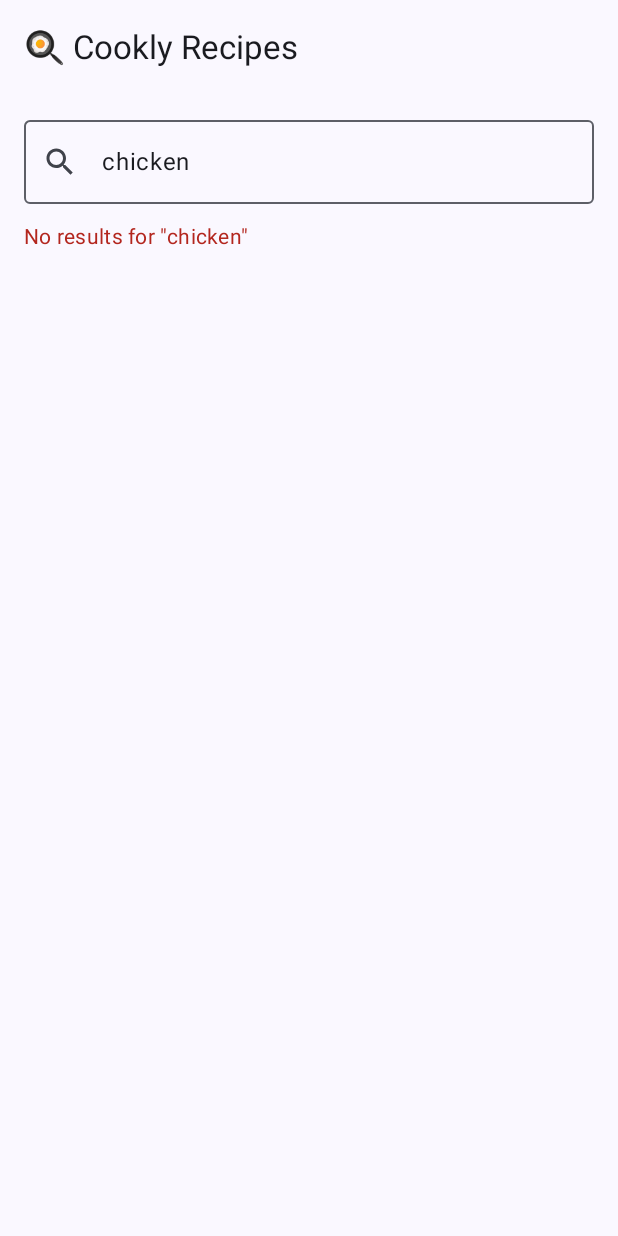
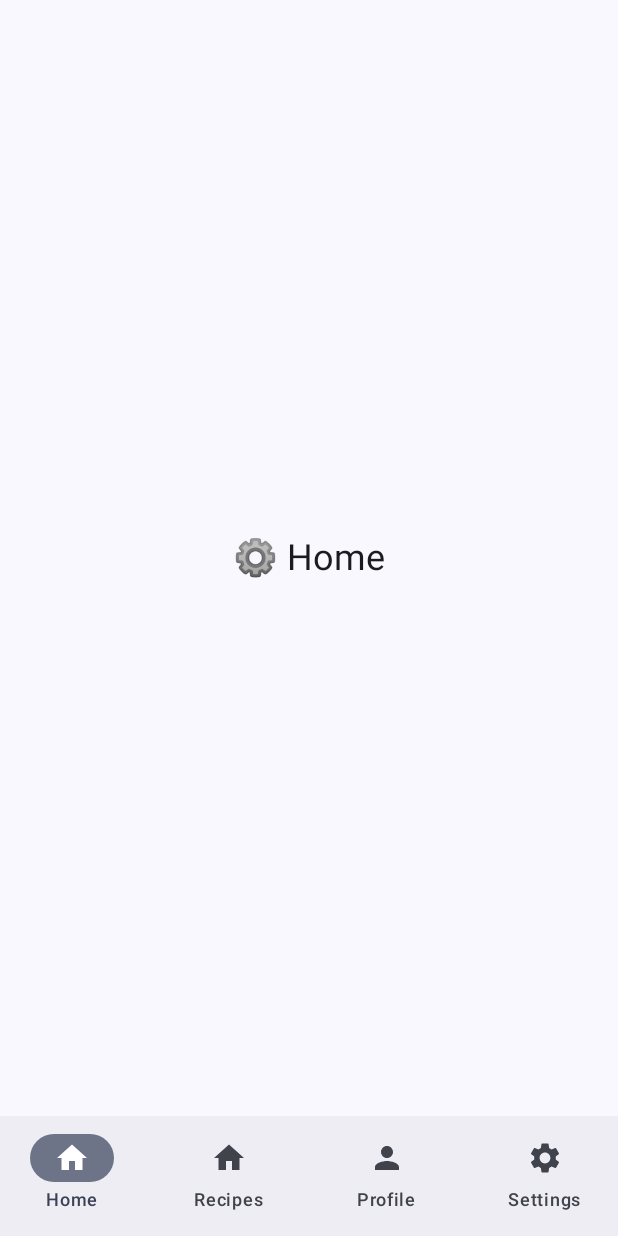
Before and after one commit to thwhxx/cookly-recipe-app, an Android app built with Jetpack Compose: the screen it shows after launch (MainActivity), on a phone screen of 412 x 824 dp. Run offline under Robolectric (Android 15) with nearby library versions, the phone set to English and light mode, and no system bars.

Commit message:
include home screen and navbar

```diff
--- a/app/src/main/java/com/example/cookly/MainActivity.kt
+++ b/app/src/main/java/com/example/cookly/MainActivity.kt
@@ -3,45 +3,66 @@ package com.example.cookly
 import android.os.Bundle
 import androidx.activity.ComponentActivity
 import androidx.activity.compose.setContent
-import androidx.compose.foundation.Image
-import androidx.compose.foundation.background
-import androidx.compose.foundation.layout.Box
-import androidx.compose.foundation.layout.Column
-import androidx.compose.foundation.layout.fillMaxSize
-import androidx.compose.material3.MaterialTheme
-import androidx.compose.material3.Text
+import androidx.compose.foundation.layout.padding
+import androidx.compose.material3.Scaffold
 import androidx.compose.runtime.Composable
-import androidx.compose.runtime.LaunchedEffect
 import androidx.compose.runtime.getValue
 import androidx.compose.runtime.mutableStateOf
 import androidx.compose.runtime.remember
 import androidx.compose.runtime.setValue
-import androidx.compose.ui.Alignment
 import androidx.compose.ui.Modifier
-import androidx.compose.ui.res.painterResource
-import androidx.compose.ui.res.stringResource
-import androidx.compose.ui.tooling.preview.Preview
+import androidx.navigation.compose.rememberNavController
+import com.example.cookly.components.BottomNavigationBar
 import com.example.cookly.features.recipe.CooklyNav
-import com.example.cookly.features.recipe.SplashScreen
+import com.example.cookly.screens.SplashScreen
 import com.example.cookly.ui.theme.CooklyTheme
-import kotlinx.coroutines.delay
 
 class MainActivity : ComponentActivity() {
     override fun onCreate(savedInstanceState: Bundle?) {
         super.onCreate(savedInstanceState)
-        setContent { CooklyTheme { AppNavigation() } }
+        setContent {
+            CooklyTheme {
+                AppRoot()
+//                AppNavigation()
+            }
+        }
     }
 }
 
 @Composable
-fun AppNavigation(modifier: Modifier = Modifier) {
+fun AppRoot() {
     var showSplash by remember { mutableStateOf(true) }
+
     if (showSplash) {
         SplashScreen(onTimeout = { showSplash = false })
     } else {
-        CooklyNav()
+        MainAppWithNavBar()
     }
 }
+
+@Composable
+fun MainAppWithNavBar() {
+    val navController = rememberNavController()
+
+    Scaffold(
+        bottomBar = { BottomNavigationBar(navController) }
+    ) { innerPadding ->
+        CooklyNav(
+            navController = navController,
+            modifier = Modifier.padding(innerPadding)
+        )
+    }
+}
+
+//@Composable
+//fun AppNavigation(modifier: Modifier = Modifier) {
+//    var showSplash by remember { mutableStateOf(true) }
+//    if (showSplash) {
+//        SplashScreen(onTimeout = { showSplash = false })
+//    } else {
+//        CooklyNav()
+//    }
+//}
 
 //@Preview(showBackground = true)
 //@Composable
--- /dev/null
+++ b/app/src/main/java/com/example/cookly/components/BottomNavigationBar.kt
@@ -0,0 +1,41 @@
+package com.example.cookly.components
+
+import androidx.compose.material.icons.Icons
+import androidx.compose.material.icons.filled.Home
+import androidx.compose.material.icons.filled.Person
+import androidx.compose.material.icons.filled.Settings
+import androidx.compose.material3.Icon
+import androidx.compose.material3.NavigationBar
+import androidx.compose.material3.NavigationBarItem
+import androidx.compose.material3.Text
+import androidx.compose.runtime.Composable
+import androidx.compose.runtime.getValue
+import androidx.navigation.NavController
+import androidx.navigation.compose.currentBackStackEntryAsState
+import kotlin.collections.forEachIndexed
+
+@Composable
+fun BottomNavigationBar(navController: NavController) {
+    val items = listOf("home", "recipes", "profile", "settings")
+    val icons = listOf(
+        Icons.Default.Home,
+        Icons.Default.Home,
+        Icons.Default.Person,
+        Icons.Default.Settings
+    )
+    val labels = listOf("Home", "Recipes", "Profile", "Settings")
+
+    NavigationBar {
+        val navBackStackEntry by navController.currentBackStackEntryAsState()
+        val currentRoute = navBackStackEntry?.destination?.route
+
+        items.forEachIndexed { index, item ->
+            NavigationBarItem(
+                selected = currentRoute == item,
+                onClick = { navController.navigate( route = item) },
+                icon = { Icon( imageVector = icons[index], contentDescription = labels[index]) },
+                label = { Text( text = labels[index]) }
+            )
+        }
+    }
+}
--- a/app/src/main/java/com/example/cookly/features/recipe/Nav.kt
+++ b/app/src/main/java/com/example/cookly/features/recipe/Nav.kt
@@ -1,25 +1,33 @@
 package com.example.cookly.features.recipe
 
 import androidx.compose.runtime.Composable
+import androidx.compose.ui.Modifier
+import androidx.navigation.NavHostController
 import androidx.navigation.NavType
 import androidx.navigation.compose.NavHost
 import androidx.navigation.compose.composable
-import androidx.navigation.compose.rememberNavController
 import androidx.navigation.navArgument
+import com.example.cookly.screens.HomeScreen
+import com.example.cooklyrecipefinder.features.ProfileScreen
+import com.example.cooklyrecipefinder.features.SettingsScreen
 
 @Composable
-fun CooklyNav() {
-    val nav = rememberNavController()
-    NavHost(navController = nav, startDestination = "home") {
-        composable("home") {
-            RecipeScreen(onOpen = { id -> nav.navigate("detail/$id") })
-        }
+fun CooklyNav(navController: NavHostController, modifier: Modifier = Modifier) {
+    NavHost(
+        navController = navController,
+        startDestination = "home",
+        modifier = modifier
+    ) {
+        composable("home") { HomeScreen() }
+        composable("recipes") { RecipeScreen(onOpen = { id -> navController.navigate("detail/$id") }) }
         composable(
-            route = "detail/{id}",
+            "detail/{id}",
             arguments = listOf(navArgument("id") { type = NavType.StringType })
         ) { backStack ->
             val id = backStack.arguments?.getString("id") ?: return@composable
-            RecipeDetailScreen(id = id, onBack = { nav.popBackStack() })
+            RecipeDetailScreen(id = id, onBack = { navController.popBackStack() })
         }
+        composable("profile") { ProfileScreen() }
+        composable("settings") { SettingsScreen() }
     }
 }
--- /dev/null
+++ b/app/src/main/java/com/example/cookly/screens/HomeScreen.kt
@@ -0,0 +1,25 @@
+package com.example.cookly.screens
+
+import androidx.compose.foundation.layout.Arrangement
+import androidx.compose.foundation.layout.Column
+import androidx.compose.foundation.layout.fillMaxSize
+import androidx.compose.foundation.layout.padding
+import androidx.compose.material3.MaterialTheme
+import androidx.compose.material3.Text
+import androidx.compose.runtime.Composable
+import androidx.compose.ui.Alignment
+import androidx.compose.ui.Modifier
+import androidx.compose.ui.unit.dp
+
+@Composable
+fun HomeScreen() {
+    Column(
+        Modifier
+            .fillMaxSize()
+            .padding(24.dp),
+        verticalArrangement = Arrangement.Center,
+        horizontalAlignment = Alignment.CenterHorizontally
+    ) {
+        Text("⚙️ Home", style = MaterialTheme.typography.headlineSmall)
+    }
+}
--- /dev/null
+++ b/app/src/main/java/com/example/cookly/screens/ProfileScreen.kt
@@ -0,0 +1,26 @@
+package com.example.cooklyrecipefinder.features
+
+import androidx.compose.foundation.layout.Arrangement
+import androidx.compose.foundation.layout.Column
+import androidx.compose.foundation.layout.fillMaxSize
+import androidx.compose.foundation.layout.padding
+import androidx.compose.material3.MaterialTheme
+import androidx.compose.material3.Text
+import androidx.compose.runtime.Composable
+import androidx.compose.ui.Alignment
+import androidx.compose.ui.Modifier
+import androidx.compose.ui.unit.dp
+
+@Composable
+fun ProfileScreen() {
+    Column(
+        Modifier
+            .fillMaxSize()
+            .padding(24.dp),
+        verticalArrangement = Arrangement.Center,
+        horizontalAlignment = Alignment.CenterHorizontally
+    ) {
+        Text("👤 User Profile", style = MaterialTheme.typography.headlineSmall)
+        Text("Name: Ryan Dooley")
+    }
+}
--- /dev/null
+++ b/app/src/main/java/com/example/cookly/screens/SettingsScreen.kt
@@ -0,0 +1,26 @@
+package com.example.cooklyrecipefinder.features
+
+import androidx.compose.foundation.layout.Arrangement
+import androidx.compose.foundation.layout.Column
+import androidx.compose.foundation.layout.fillMaxSize
+import androidx.compose.foundation.layout.padding
+import androidx.compose.material3.MaterialTheme
+import androidx.compose.material3.Text
+import androidx.compose.runtime.Composable
+import androidx.compose.ui.Alignment
+import androidx.compose.ui.Modifier
+import androidx.compose.ui.unit.dp
+
+@Composable
+fun SettingsScreen() {
+    Column(
+        Modifier
+            .fillMaxSize()
+            .padding(24.dp),
+        verticalArrangement = Arrangement.Center,
+        horizontalAlignment = Alignment.CenterHorizontally
+    ) {
+        Text("⚙️ Settings", style = MaterialTheme.typography.headlineSmall)
+        Text("Notifications: ON")
+    }
+}
--- a/app/src/main/java/com/example/cookly/features/recipe/SplashScreen.kt
+++ b/app/src/main/java/com/example/cookly/screens/SplashScreen.kt
@@ -1,4 +1,4 @@
-package com.example.cookly.features.recipe
+package com.example.cookly.screens
 
 import androidx.compose.foundation.Image
 import androidx.compose.foundation.background
```
